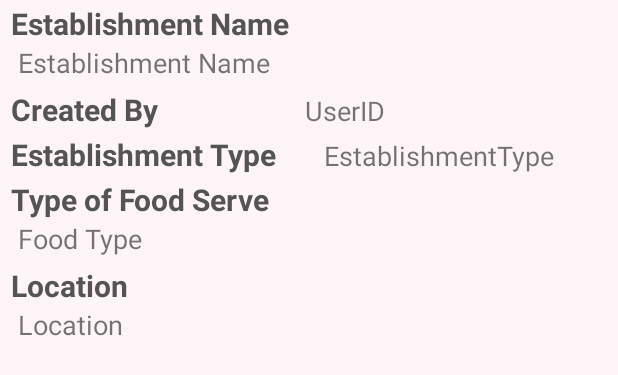
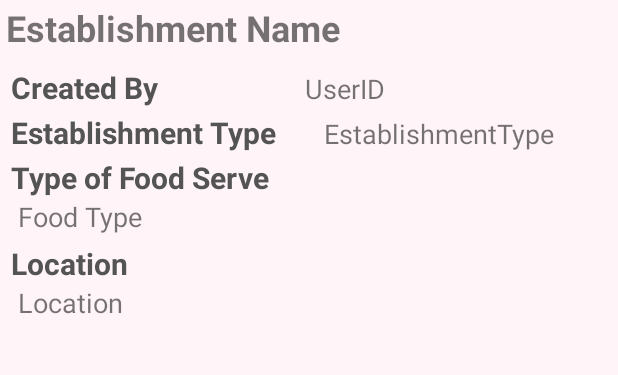
Before and after one commit to zovippro1996/mobileproject2018, an Android app: the layout fragment_detail.xml on its own in the app's theme, with its tools: preview values and no code run, on a phone screen of 412 x 824 dp. Shown: the top 375 px of the screen. Run offline under Robolectric (Android 15) with nearby library versions, the phone set to English and light mode, and no system bars.

Commit message:
Trung major update 20180508 2244

```diff
--- a/app/src/main/java/com/example/mobile/course/reviewmyplace/IntroActivity.java
+++ b/app/src/main/java/com/example/mobile/course/reviewmyplace/IntroActivity.java
@@ -30,5 +30,6 @@ public class IntroActivity extends AppCompatActivity {
         // Start DashboardActivity
         Intent intent = new Intent(this, DashboardActivity.class);
         startActivity(intent);
+        finish();
     }
 }
--- a/app/src/main/java/com/example/mobile/course/reviewmyplace/ReviewFormContActivity.java
+++ b/app/src/main/java/com/example/mobile/course/reviewmyplace/ReviewFormContActivity.java
@@ -117,6 +117,11 @@ public class ReviewFormContActivity extends AppCompatActivity {
 
             // Notify successful saving
             popupToast("Your review has been saved successfully");
+
+            Intent intent = new Intent(this, EstablishmentDetailActivity.class);
+            intent.putExtra(EstablishmentConfirmationActivity.EXTRA_ESTABLISHMENT_ID, Integer.toString( review
+                    .getEstablishmentID()));
+            startActivity(intent);
         } catch (SQLiteException sqle) {
             Log.w(this.getClass().getName(), "Error saving to database");
 
--- a/app/src/main/java/com/example/mobile/course/reviewmyplace/helper/DatabaseHelper.java
+++ b/app/src/main/java/com/example/mobile/course/reviewmyplace/helper/DatabaseHelper.java
@@ -240,7 +240,7 @@ public class DatabaseHelper extends SQLiteOpenHelper {
     public Cursor getAllReviewRecordsOrderByDate_latest(String establishmentID) {
 
         return database.query(TABLE_NAME_REVIEW, null, COL_ESTABLISHMENT_ID + " = ?",
-                new String[] {establishmentID},null, null, COL_DATE +" DESC","1");
+                new String[] {establishmentID},null, null, COL_OVERALL_RATING +" DESC","1");
     }
 
     /**
--- a/app/src/main/java/com/example/mobile/course/reviewmyplace/object/Review.java
+++ b/app/src/main/java/com/example/mobile/course/reviewmyplace/object/Review.java
@@ -324,7 +324,7 @@ public class Review implements Parcelable {
         else if (currency.matches("vnd")) convertedCurrency = "VND";
         else convertedCurrency = currency;
 
-        return String.format(Locale.getDefault(), "%.2f - %.2f %s", min, max, currency);
+        return String.format(Locale.getDefault(), "%s %.2f - %.2f ", currency, min, max);
     }
 
     @Override
--- a/app/src/main/res/layout/activity_establishment_form.xml
+++ b/app/src/main/res/layout/activity_establishment_form.xml
@@ -136,6 +136,7 @@
             android:layout_weight=".5"
             android:onClick="clickConfirm_Button"
             android:text="Confirm"
+            android:textSize="24sp"
             app:layout_constraintStart_toStartOf="parent"
             tools:layout_editor_absoluteY="399dp" />
     </LinearLayout>
--- a/app/src/main/res/layout/fragment_detail.xml
+++ b/app/src/main/res/layout/fragment_detail.xml
@@ -23,28 +23,16 @@
             android:orientation="vertical">
 
             <TextView
-                android:id="@+id/EstablishmentName"
-                android:layout_width="match_parent"
-                android:layout_height="wrap_content"
-                android:layout_marginLeft="5dp"
-                android:layout_marginRight="5dp"
-                android:text="Establishment Name"
-                android:textColor="#545454"
-                android:textSize="20sp"
-                android:textStyle="bold"
-                app:layout_constraintBottom_toTopOf="@+id/textView_establishmentName"
-                app:layout_constraintStart_toStartOf="parent"
-                app:layout_constraintTop_toTopOf="parent" />
-
-            <TextView
                 android:id="@+id/textView_establishmentName"
                 android:layout_width="match_parent"
                 android:layout_height="wrap_content"
-                android:layout_marginBottom="5dp"
-                android:layout_marginLeft="10dp"
-                android:layout_marginRight="10dp"
+                android:layout_marginBottom="10dp"
+                android:layout_marginLeft="2dp"
+                android:layout_marginRight="2dp"
+                android:fontFamily="sans-serif"
                 android:text="Establishment Name"
-                android:textSize="18sp"
+                android:textSize="24sp"
+                android:textStyle="bold"
                 app:layout_constraintBottom_toTopOf="@+id/userID"
                 app:layout_constraintEnd_toEndOf="parent"
                 app:layout_constraintHorizontal_bias="0.5"
```
Also changed, not shown: app/src/main/AndroidManifest.xml (+21 -12 lines), app/src/main/java/com/example/mobile/course/reviewmyplace/EstablishmentConfirmationActivity.java (+5 -4 lines), app/src/main/java/com/example/mobile/course/reviewmyplace/EstablishmentDetailActivity.java (+45 -6 lines), app/src/main/java/com/example/mobile/course/reviewmyplace/ReviewAllActivity.java (+4 -4 lines).
